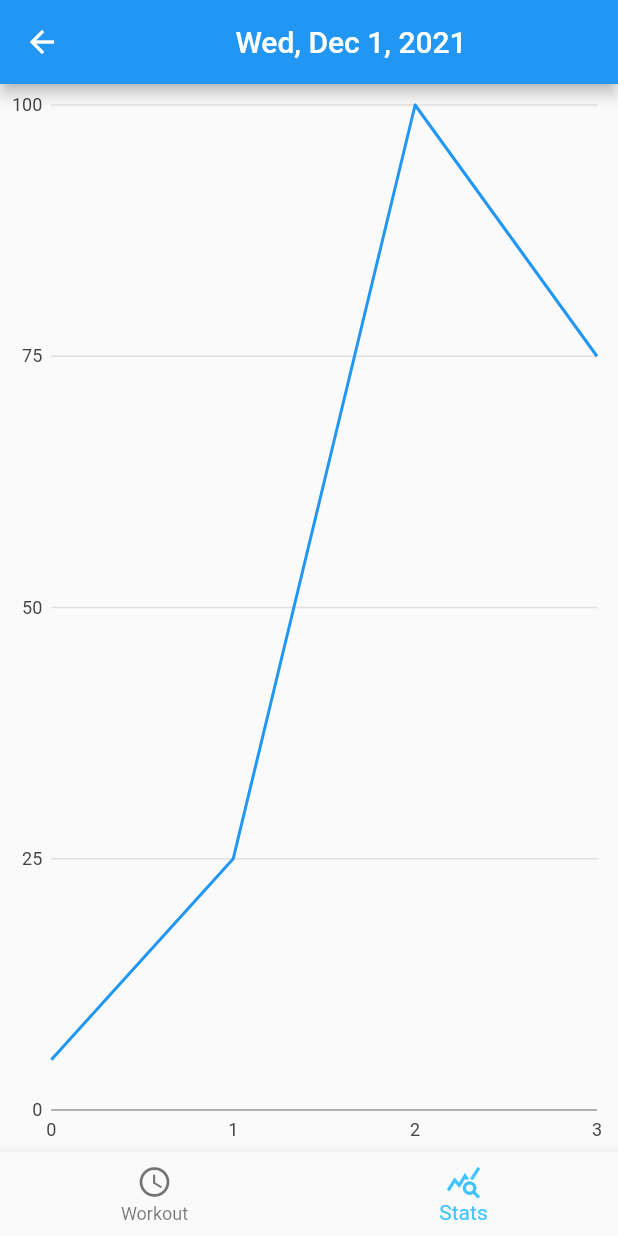
After one commit to SergeyLys/coach, a Flutter app: the Sports screen opened directly, item 2 of the bottom bar chosen, on a phone screen of 412 x 824 dp. The commit adds this screen. Run offline on Flutter 3.47's test engine with Material 2 defaults, Android fonts, the light colour scheme and no system bars; our stand-ins replace charts_flutter; network calls fail.

Commit message:
Add charts package

```diff
--- a/lib/main.dart
+++ b/lib/main.dart
@@ -5,7 +5,7 @@
 import 'package:flutter_app/screens/login.dart';
 import 'package:flutter_app/screens/home.dart';
 import 'package:flutter_app/screens/register.dart';
-import 'package:flutter_app/screens/schedule_constructor/schedule_constructor.dart';
+import 'package:flutter_app/screens/sports/schedule_constructor.dart';
 
 void main() {
   runApp(const App());
@@ -33,7 +33,6 @@
           "/login": (context) => Login(),
           "/register": (context) => Register(),
           "/home": (context) => Home(),
-          "/event-constructor": (context) => ScheduleConstructor(),
         },
       ),
     );
--- a/lib/screens/home.dart
+++ b/lib/screens/home.dart
@@ -1,6 +1,6 @@
 import 'package:flutter/material.dart';
+import 'package:flutter_app/screens/sports/sports.dart';
 import 'package:intl/intl.dart';
-import 'package:flutter_app/screens/schedule_constructor/schedule_constructor.dart';
 
 class Home extends StatefulWidget {
   const Home({Key? key}) : super(key: key);
@@ -42,7 +42,7 @@ class _HomeState extends State<Home> {
                 Navigator.push(
                   context,
                   MaterialPageRoute(
-                    builder: (context) => ScheduleConstructor(),
+                    builder: (context) => Sports(),
                   ),
                 );
               },
@@ -52,7 +52,7 @@ class _HomeState extends State<Home> {
                     child: Column(
                       mainAxisAlignment: MainAxisAlignment.center,
                       children: [
-                        Icon(Icons.sports, size: 70, color: Colors.white),
+                        Icon(Icons.fitness_center, size: 70, color: Colors.white),
                         Text('Sports', style: TextStyle(fontSize: 40, color: Colors.white))
                       ],)
                 ),
--- /dev/null
+++ b/lib/screens/sports/sports.dart
@@ -0,0 +1,61 @@
+import 'package:flutter/material.dart';
+import 'package:flutter_app/assets/constants.dart';
+import 'package:flutter_app/providers/schedule_provider.dart';
+import 'package:flutter_app/screens/sports/schedule_constructor.dart';
+import 'package:flutter_app/screens/sports/stats.dart';
+import 'package:provider/src/provider.dart';
+
+class Sports extends StatefulWidget {
+  const Sports({Key? key}) : super(key: key);
+
+  @override
+  _SportsState createState() => _SportsState();
+}
+
+class _SportsState extends State<Sports> {
+  int _selectedIndex = 0;
+
+  static const List<Widget> _sportsPages = <Widget>[
+    ScheduleConstructor(),
+    Stats()
+  ];
+
+  void _onItemTapped(int index) {
+    setState(() {
+      _selectedIndex = index;
+    });
+  }
+
+  @override
+  Widget build(BuildContext context) {
+    return FutureBuilder(
+        future: context.read<ScheduleProvider>().fetchSchedules(),
+        builder: (BuildContext context, AsyncSnapshot<void> snapshot) {
+          final isLoading = snapshot.connectionState == ConnectionState.waiting;
+
+          return DefaultTabController(
+            initialIndex: weekDays.indexOf(context.read<ScheduleProvider>().today),
+            length: weekDays.length,
+            child: Scaffold(
+              body: isLoading ? Center(child: CircularProgressIndicator()) : _sportsPages.elementAt(_selectedIndex),
+              bottomNavigationBar: BottomNavigationBar(
+                items: const <BottomNavigationBarItem>[
+                  BottomNavigationBarItem(
+                    icon: Icon(Icons.schedule),
+                    label: 'Workout',
+                  ),
+                  BottomNavigationBarItem(
+                    icon: Icon(Icons.query_stats),
+                    label: 'Stats',
+                  ),
+                ],
+                currentIndex: _selectedIndex,
+                selectedItemColor: Colors.lightBlueAccent,
+                onTap: _onItemTapped,
+              ),
+            ),
+          );
+        }
+    );
+  }
+}
--- /dev/null
+++ b/lib/screens/sports/stats.dart
@@ -0,0 +1,48 @@
+import 'package:charts_flutter/flutter.dart' as charts;
+import 'package:intl/intl.dart';
+import 'package:flutter/material.dart';
+
+/// Sample linear data type.
+class LinearSales {
+  final int year;
+  final int sales;
+
+  LinearSales(this.year, this.sales);
+}
+
+class Stats extends StatelessWidget {
+  const Stats({Key? key}) : super(key: key);
+
+  static List<charts.Series<LinearSales, int>> _createSampleData() {
+    final data = [
+      new LinearSales(0, 5),
+      new LinearSales(1, 25),
+      new LinearSales(2, 100),
+      new LinearSales(3, 75),
+    ];
+
+    return [
+      new charts.Series<LinearSales, int>(
+        id: 'Sales',
+        colorFn: (_, __) => charts.MaterialPalette.blue.shadeDefault,
+        domainFn: (LinearSales sales, _) => sales.year,
+        measureFn: (LinearSales sales, _) => sales.sales,
+        data: data,
+      ),
+    ];
+  }
+
+  @override
+  Widget build(BuildContext context) {
+    return Container(
+      child: Scaffold(
+        appBar: AppBar(
+          title: Center(
+            child: Text(DateFormat.yMMMEd().format(DateTime.now())),
+          ),
+        ),
+        body: new charts.LineChart(_createSampleData(), animate: false)
+      )
+    );
+  }
+}
--- a/lib/services/network_service.dart
+++ b/lib/services/network_service.dart
@@ -2,7 +2,7 @@ import 'package:flutter/material.dart';
 import 'dart:convert';
 import 'package:http/http.dart' as http;
 
-const token = 'eyJhbGciOiJIUzI1NiIsInR5cCI6IkpXVCJ9.eyJlbWFpbCI6ImFkbWluIiwiaWQiOjEsImlhdCI6MTYzNzA3MzY5MywiZXhwIjoxNjM3MTYwMDkzfQ.qLGuoL0hIOrLa-Y3Nj1T8ECyWHhQngeAWmHm-p40e_8';
+const token = 'eyJhbGciOiJIUzI1NiIsInR5cCI6IkpXVCJ9.eyJlbWFpbCI6ImFkbWluIiwiaWQiOjEsImlhdCI6MTYzNzIzMjgwOSwiZXhwIjoxNjM3MzE5MjA5fQ.QPLKVaoMSV76FPLh08sVzyNiDRmO2Ty4hgj3Sja0xlk';
 
 class NetworkService {
   static String _token = token;
--- a/pubspec.yaml
+++ b/pubspec.yaml
@@ -40,6 +40,7 @@ dependencies:
   provider: ^6.0.0
   flutter_session: ^0.1.1
   collection: ^1.15.0
+  charts_flutter: ^0.12.0
 
 dev_dependencies:
   flutter_test:
```
Also changed, not shown: lib/domains/exercise.dart (+16 -0 lines), lib/screens/sports/schedule_constructor.dart (renamed from lib/screens/schedule_constructor/schedule_constructor.dart, +23 -14 lines), pubspec.lock.
